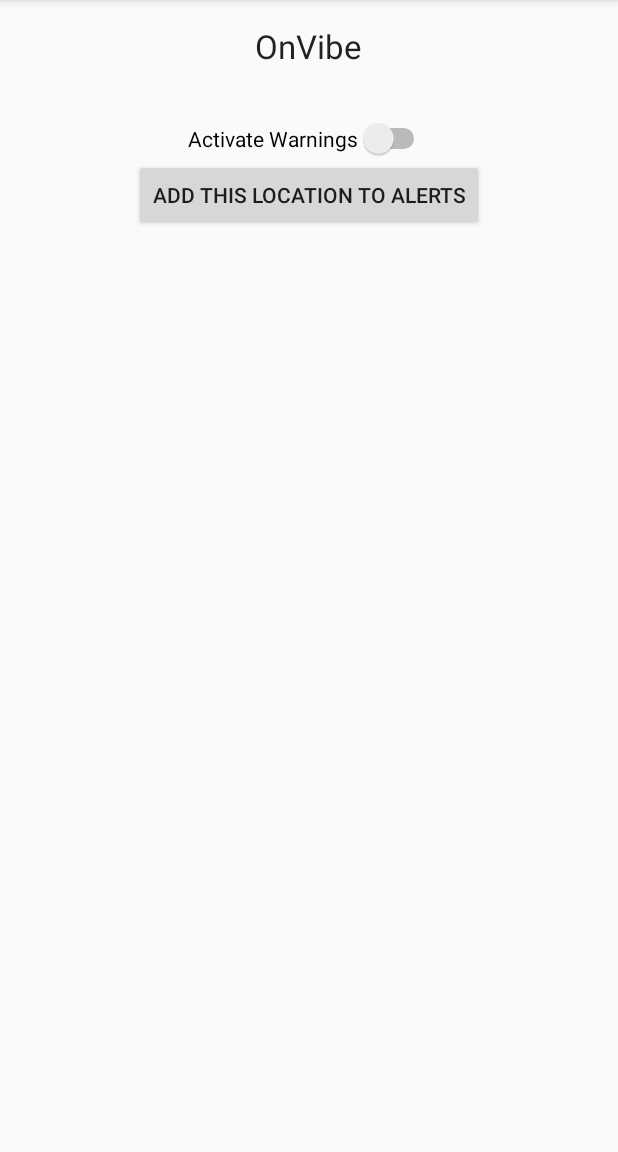
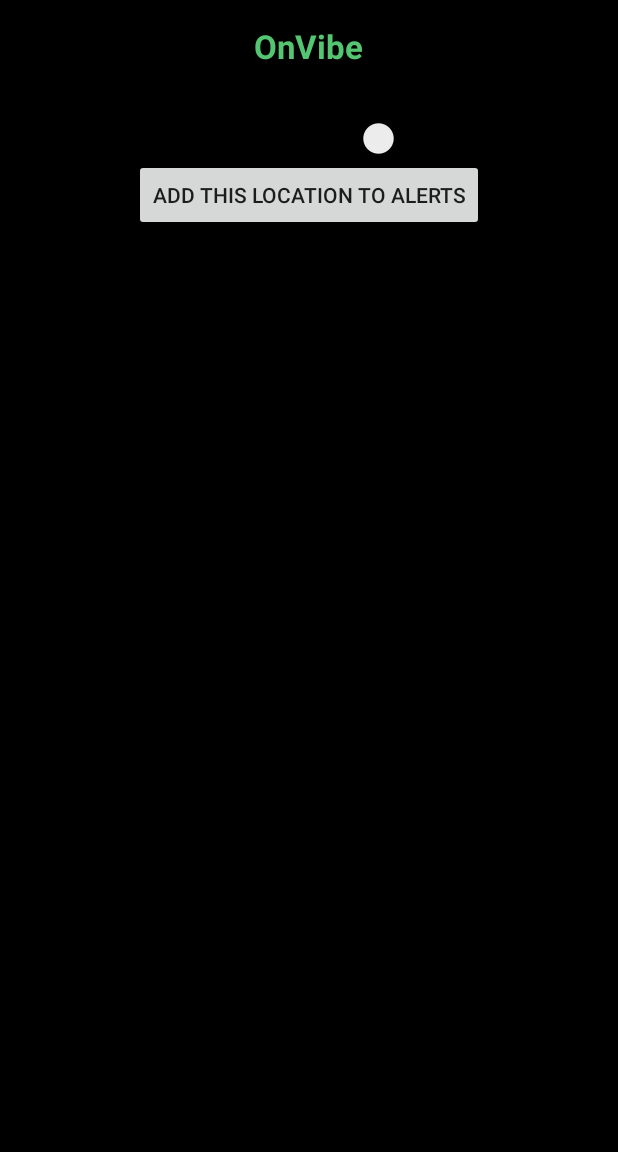
Before and after one commit to jcavendish14/NoVibe, an Android app: the screen it shows after launch (MainActivity), on a phone screen of 412 x 824 dp, the part 84-1236 px from its top. Run offline under Robolectric (Android 15) with nearby library versions, the phone set to English and light mode, and no system bars.

Commit message:
Graphics/color changes

```diff
--- a/app/src/main/res/layout/activity_main.xml
+++ b/app/src/main/res/layout/activity_main.xml
@@ -3,16 +3,25 @@
     android:layout_height="match_parent" android:paddingLeft="@dimen/activity_horizontal_margin"
     android:paddingRight="@dimen/activity_horizontal_margin"
     android:paddingTop="@dimen/activity_vertical_margin"
-    android:paddingBottom="@dimen/activity_vertical_margin" tools:context=".MainActivity">
+    android:paddingBottom="@dimen/activity_vertical_margin" tools:context=".MainActivity"
+    android:background="#000000"
+    android:clickable="false"
+    android:touchscreenBlocksFocus="false">
+
 
     <TextView
         android:layout_width="wrap_content"
         android:layout_height="wrap_content"
         android:textAppearance="?android:attr/textAppearanceLarge"
+        android:textColor="#54C571"
+        android:textStyle="bold"
         android:text="OnVibe"
         android:id="@+id/textView"
         android:layout_alignParentTop="true"
-        android:layout_centerHorizontal="true" />
+        android:layout_centerHorizontal="true"
+        android:singleLine="false"
+        android:elevation="@dimen/abc_action_bar_stacked_max_height"
+        android:background="#0000"></TextView>
 
     <Switch
         android:layout_width="wrap_content"
```
Also changed, not shown: 1 other file.
